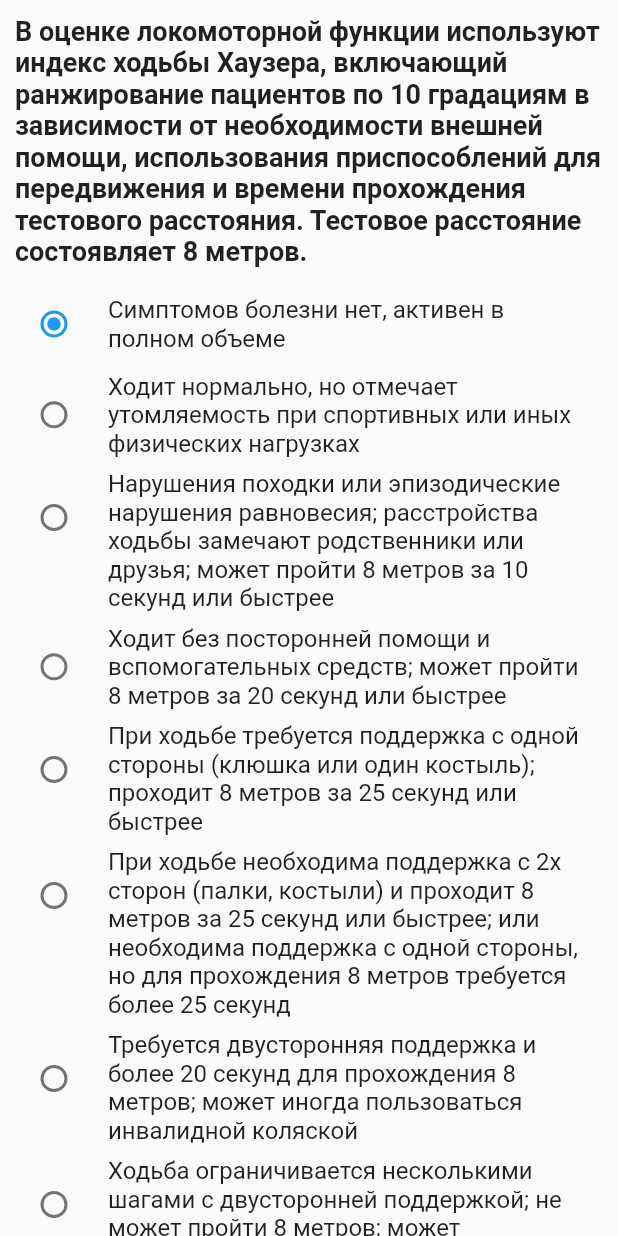
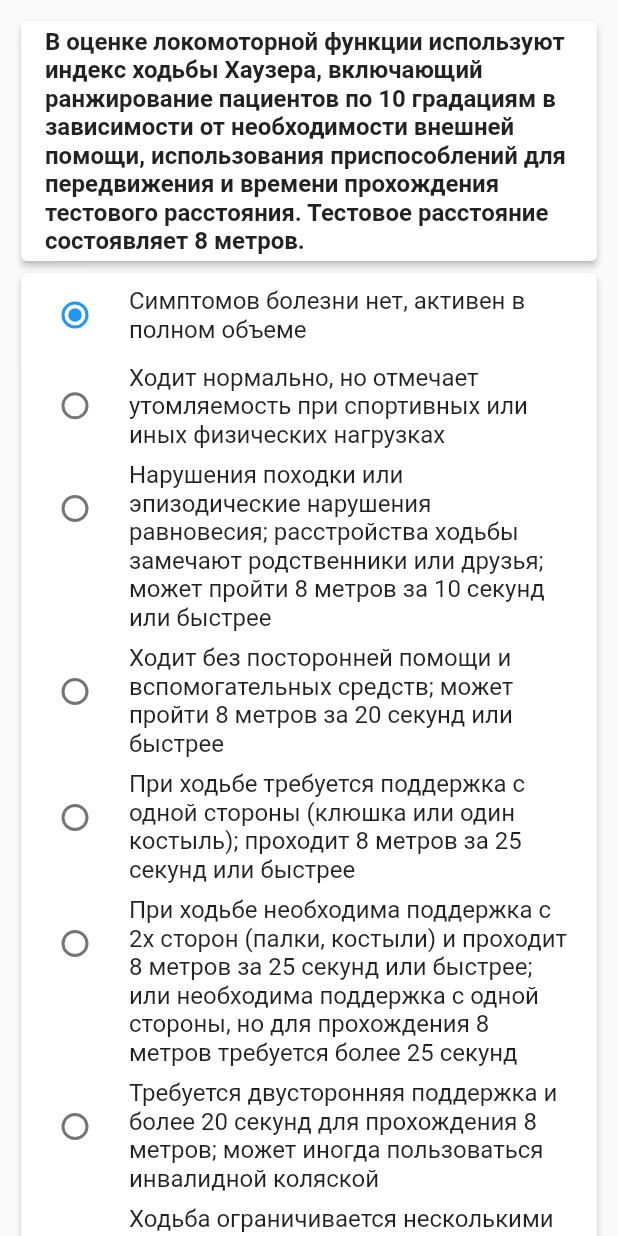
Before and after one commit to lyahoff/RehabilitologyApp, a Flutter app: the RadioHauser widget shown alone on an empty page, opened directly, on a phone screen of 412 x 824 dp. Run offline on Flutter 3.47's test engine with Material 2 defaults, Android fonts, the light colour scheme and no system bars.

Commit message:
hauser scale now in the Card widget

```diff
--- a/lib/hauser.dart
+++ b/lib/hauser.dart
@@ -47,21 +47,24 @@ class _RadioHauserState extends State<RadioHauser> {
   @override
   Widget build(BuildContext context) {
     return ListView(
+      padding: EdgeInsets.all(10),
       children: [
-        Column(
-          mainAxisAlignment: MainAxisAlignment.spaceEvenly,
-          children: [
-            Container(
-              padding: EdgeInsets.all(10),
-              child: Text(
+        Card(
+          elevation: 2,
+          child: ListTile(
+            title: Text(
               'В оценке локомоторной функции используют индекс ходьбы Хаузера, включающий ранжирование пациентов по 10 градациям в зависимости от необходимости внешней помощи, использования приспособлений для передвижения и времени прохождения тестового расстояния. Тестовое расстояние состоявляет 8 метров.',
               style: TextStyle(
                 fontWeight: FontWeight.bold,
-                  fontSize: 18,
-                ),
-                textAlign: TextAlign.start,
               ),
             ),
+          ),
+        ),
+        Card(
+          elevation: 2,
+          child: Column(
+            mainAxisAlignment: MainAxisAlignment.spaceEvenly,
+            children: [
               RadioListTile(
                 title: Text('Симптомов болезни нет, активен в полном объеме'),
                 value: _value,
@@ -171,24 +174,29 @@ class _RadioHauserState extends State<RadioHauser> {
                   });
                 },
               ),
+            ],
+          ),
+        ),
+        Card(
+          elevation: 2,
+          child: Column(
+            children: [
               SizedBox(
-              height: 20,
+                height: 5,
               ),
-            Container(
-              padding: EdgeInsets.all(10),
-              child: Text(
+              ListTile(
+                title: Text(
                   'Количество баллов по индексу ходьбы Хаузера: $_value',
                   style: TextStyle(
                     fontWeight: FontWeight.bold,
-                  fontSize: 18,
                   ),
-                textAlign: TextAlign.start,
                 ),
               ),
               SizedBox(
-              height: 20,
+                height: 5,
               ),
             ],
+          ),
         ),
       ],
     );
```
Lines whose indentation alone changed are shown as unchanged.
